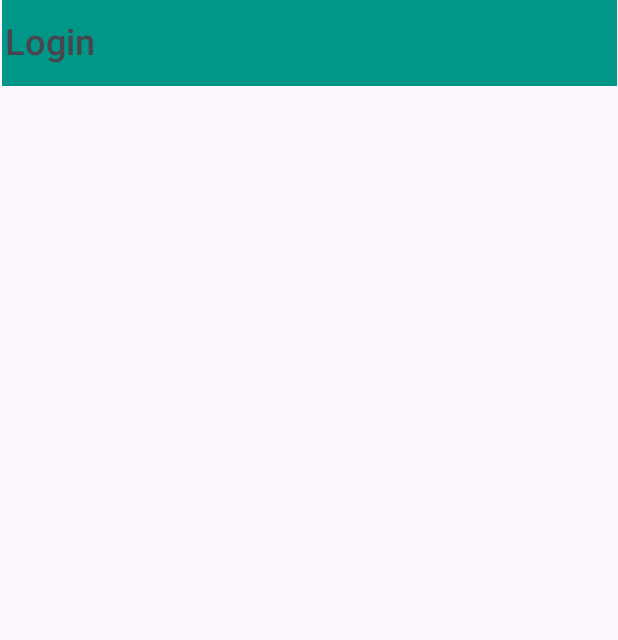
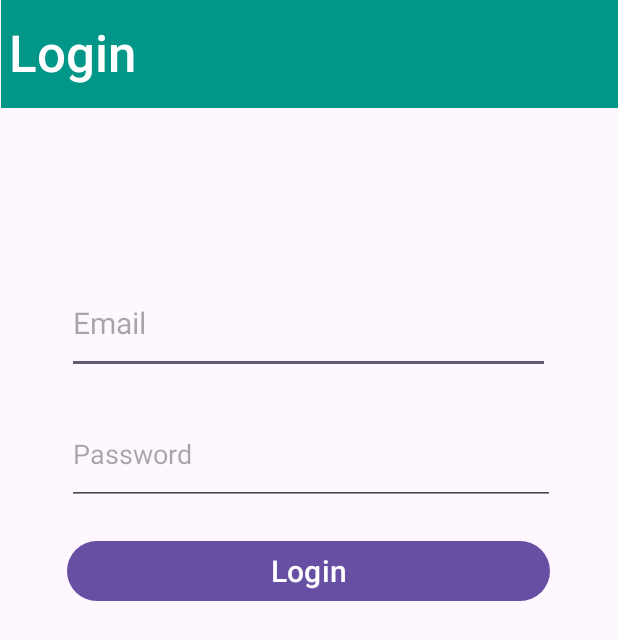
Before and after one commit to Tarun193/BirthdayWhisher, an Android app: the layout activity_login.xml on its own in the app's theme, with its tools: preview values and no code run, on a phone screen of 412 x 824 dp. Shown: the top 640 px of the screen. Run offline under Robolectric (Android 15) with nearby library versions, the phone set to English and light mode, and no system bars.

Commit message:
created basic loginActivity and connected with firebase

```diff
--- a/app/build.gradle.kts
+++ b/app/build.gradle.kts
@@ -1,6 +1,7 @@
 plugins {
     id("com.android.application")
     id("org.jetbrains.kotlin.android")
+    id("com.google.gms.google-services")
 }
 
 android {
@@ -8,11 +9,7 @@ android {
     compileSdk = 34
 
     buildFeatures {
-
-        dataBinding = true
-
-        // for view binding:
-        // viewBinding = true
+        viewBinding = true
     }
 
     defaultConfig {
@@ -52,4 +49,6 @@ dependencies {
     testImplementation("junit:junit:4.13.2")
     androidTestImplementation("androidx.test.ext:junit:1.1.5")
     androidTestImplementation("androidx.test.espresso:espresso-core:3.5.1")
+    implementation(platform("com.google.firebase:firebase-bom:32.7.1"))
+    implementation("com.google.firebase:firebase-firestore")
 }
--- a/app/src/main/java/com/example/birthdaywhisher/MainActivity.kt
+++ b/app/src/main/java/com/example/birthdaywhisher/MainActivity.kt
@@ -1,11 +1,34 @@
 package com.example.birthdaywhisher
 
+import android.os.Bundle
+import android.util.Log
 import androidx.appcompat.app.AppCompatActivity
-import android.os.Bundle
+import com.example.birthdaywhisher.databinding.ActivityLoginBinding
+import com.google.firebase.Firebase
+import com.google.firebase.firestore.firestore
 
 class MainActivity : AppCompatActivity() {
+    private lateinit var binding: ActivityLoginBinding;
     override fun onCreate(savedInstanceState: Bundle?) {
         super.onCreate(savedInstanceState)
-        setContentView(R.layout.activity_login)
+        binding = ActivityLoginBinding.inflate(layoutInflater);
+        val db = Firebase.firestore
+        db.collection("Users").get().addOnSuccessListener {
+            result -> for(document in result){
+                Log.d("Firebase", "${document.id} => ${document.data}");
+        }
+        }.addOnFailureListener {
+                exception ->
+            Log.w("Firebase", "Error getting documents.", exception)
+        }
+        setContentView(binding.root);
+
+        binding.button.setOnClickListener{
+            var email = binding.editEmail.text.toString();
+            var password = binding.editPassword.text.toString();
+
+            Log.i("Test", "$email $password");
+        }
+
     }
 }
--- a/app/src/main/res/layout/activity_login.xml
+++ b/app/src/main/res/layout/activity_login.xml
@@ -7,8 +7,9 @@
     tools:context=".MainActivity">
 
     <LinearLayout
-        android:layout_width="410dp"
-        android:layout_height="57dp"
+        android:id="@+id/linearLayout"
+        android:layout_width="411dp"
+        android:layout_height="72dp"
         android:background="#009688"
         android:orientation="horizontal"
         app:layout_constraintEnd_toEndOf="parent"
@@ -17,20 +18,62 @@
 
         <TextView
             android:id="@+id/textView"
-            android:layout_width="419dp"
-            android:layout_height="match_parent"
+            android:layout_width="match_parent"
+            android:layout_height="73dp"
             android:layout_weight="1"
             android:fontFamily="sans-serif-medium"
             android:gravity="center|start"
             android:includeFontPadding="false"
-            android:paddingStart="2dp"
-            android:paddingLeft="2dp"
+            android:padding="5dp"
+            android:paddingLeft="20dp"
             android:paddingTop="2dp"
             android:paddingEnd="2dp"
             android:paddingRight="2dp"
             android:paddingBottom="2dp"
             android:text="Login"
             android:textAlignment="inherit"
-            android:textSize="24sp" />
+            android:textColor="#FFFFFF"
+            android:textSize="34sp" />
+    </LinearLayout>
+
+    <LinearLayout
+        android:layout_width="342dp"
+        android:layout_height="329dp"
+        android:layout_marginTop="100dp"
+        android:orientation="vertical"
+        app:layout_constraintBottom_toBottomOf="parent"
+        app:layout_constraintEnd_toEndOf="parent"
+        app:layout_constraintHorizontal_bias="0.492"
+        app:layout_constraintStart_toStartOf="parent"
+        app:layout_constraintTop_toBottomOf="@+id/linearLayout"
+        app:layout_constraintVertical_bias="0.0">
+
+        <EditText
+            android:id="@+id/editEmail"
+            android:layout_width="match_parent"
+            android:layout_height="67dp"
+            android:layout_margin="10dp"
+            android:ems="10"
+            android:hint="Email"
+            android:inputType="text"
+            android:textSize="20sp" />
+
+        <EditText
+            android:id="@+id/editPassword"
+            android:layout_width="325dp"
+            android:layout_height="67dp"
+            android:layout_margin="10dp"
+            android:ems="10"
+            android:hint="Password"
+            android:inputType="textPassword" />
+
+        <Button
+            android:id="@+id/button"
+            android:layout_width="match_parent"
+            android:layout_height="wrap_content"
+            android:layout_margin="10dp"
+            android:text="Login"
+            android:textSize="20sp" />
+
     </LinearLayout>
 </androidx.constraintlayout.widget.ConstraintLayout>
--- a/build.gradle.kts
+++ b/build.gradle.kts
@@ -2,4 +2,7 @@
 plugins {
     id("com.android.application") version "8.2.2" apply false
     id("org.jetbrains.kotlin.android") version "1.9.22" apply false
+    // Add the dependency for the Google services Gradle plugin
+    id("com.google.gms.google-services") version "4.4.0" apply false
+
 }
```
Also changed, not shown: 2 other files.
